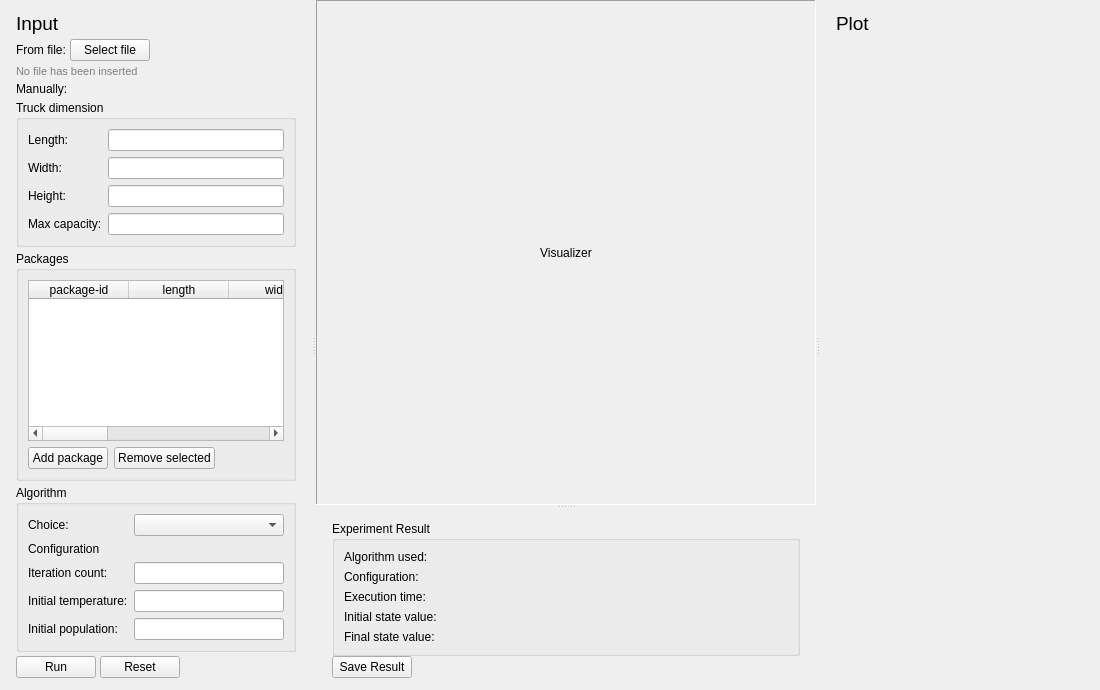
First picture: the form in src/ui/mainwindow.ui, repository Shui7/IF3170_G31_NopalLanguageProcessing, before the edit.
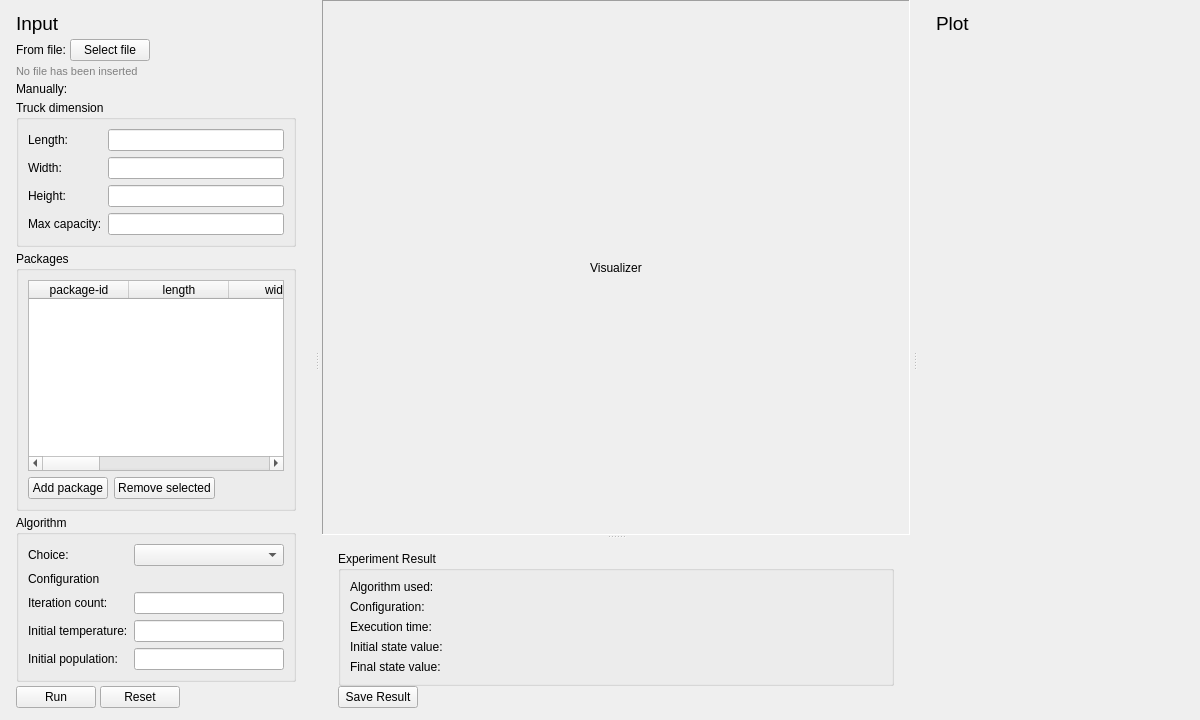
Second picture: the form after the edit.

Commit message:
feat: GUI implementation
Integrating the UI in mainwindow.ui to the code.

Diff of the .ui file:
```diff
--- a/src/ui/mainwindow.ui
+++ b/src/ui/mainwindow.ui
@@ -6,8 +6,8 @@
    <rect>
     <x>0</x>
     <y>0</y>
-    <width>1100</width>
-    <height>690</height>
+    <width>1200</width>
+    <height>720</height>
    </rect>
   </property>
   <property name="windowTitle">
@@ -29,6 +29,12 @@
     </property>
     <item>
      <widget class="QSplitter" name="mainSplitter">
+      <property name="sizePolicy">
+       <sizepolicy hsizetype="Preferred" vsizetype="Preferred">
+        <horstretch>0</horstretch>
+        <verstretch>0</verstretch>
+       </sizepolicy>
+      </property>
       <property name="frameShape">
        <enum>QFrame::NoFrame</enum>
       </property>
@@ -38,6 +44,9 @@
       <property name="orientation">
        <enum>Qt::Horizontal</enum>
       </property>
+      <property name="handleWidth">
+       <number>10</number>
+      </property>
       <property name="childrenCollapsible">
        <bool>false</bool>
       </property>
@@ -246,6 +255,11 @@
                <string>fragile</string>
               </property>
              </column>
+             <column>
+              <property name="text">
+               <string>ETA</string>
+              </property>
+             </column>
             </widget>
            </item>
            <item>
@@ -554,6 +568,9 @@
         <property name="spacing">
          <number>4</number>
         </property>
+        <property name="sizeConstraint">
+         <enum>QLayout::SetDefaultConstraint</enum>
+        </property>
         <property name="leftMargin">
          <number>16</number>
         </property>
@@ -586,6 +603,12 @@
         </item>
         <item>
          <widget class="QScrollArea" name="plotFrame">
+          <property name="sizePolicy">
+           <sizepolicy hsizetype="Expanding" vsizetype="Expanding">
+            <horstretch>0</horstretch>
+            <verstretch>0</verstretch>
+           </sizepolicy>
+          </property>
           <property name="frameShape">
            <enum>QFrame::NoFrame</enum>
           </property>
@@ -601,7 +624,7 @@
              <x>0</x>
              <y>0</y>
              <width>248</width>
-             <height>634</height>
+             <height>664</height>
             </rect>
            </property>
            <layout class="QVBoxLayout" name="plotContentLayout">
```
Left out of the diff: 2 changed lines with no effect on the pictures. The commit also changes 6 other files.
